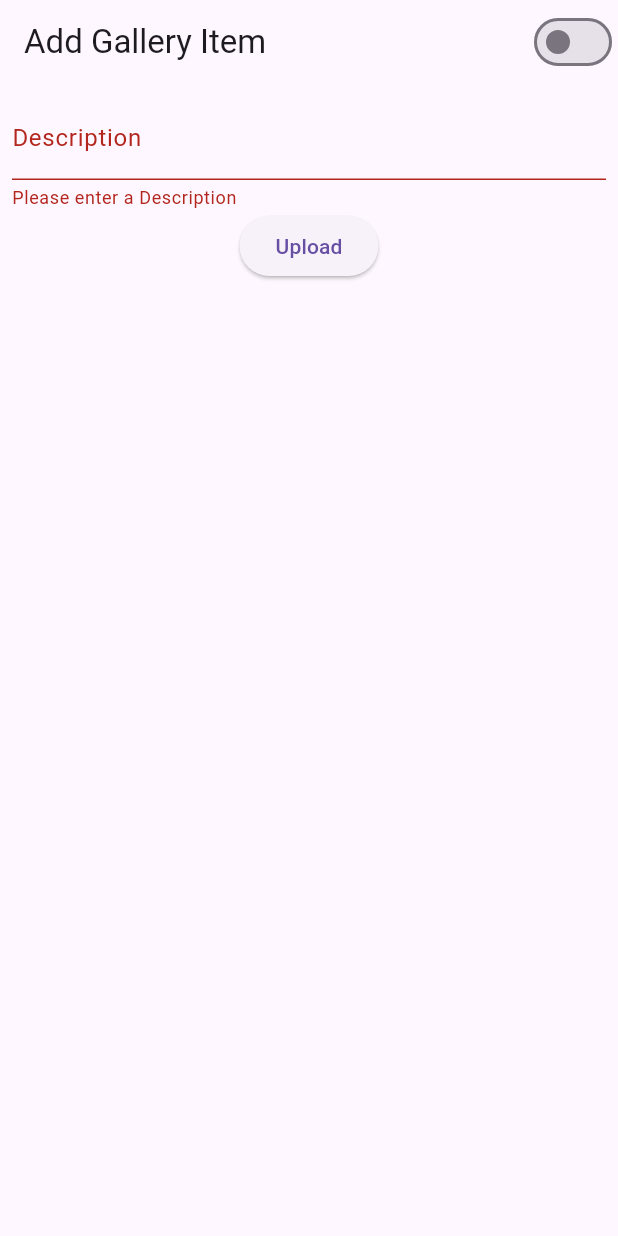
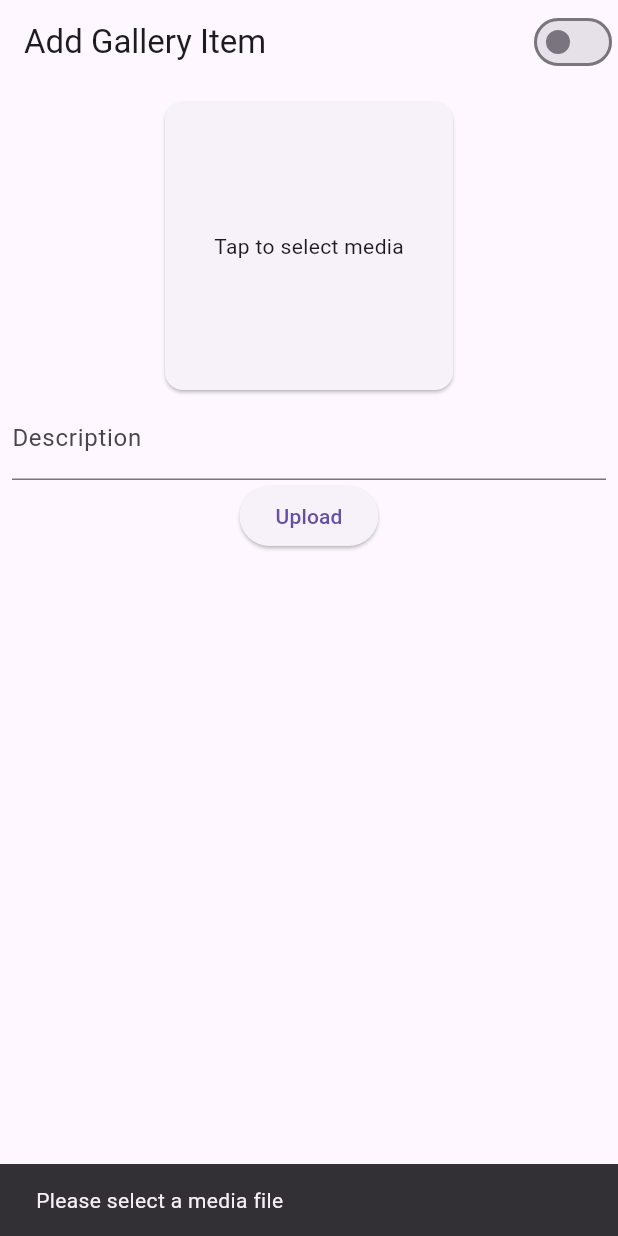
Before and after one commit to boinxi/hear_ai_demo, a Flutter app: the CreateGalleryItemPage screen opened by its route, after a tap on "Upload", on a phone screen of 412 x 824 dp. Run offline on Flutter 3.47's test engine with Material 3 defaults, Android fonts, the phone set to English and light mode, and no system bars; our stand-ins replace firebase_core, firebase_storage, flutter_riverpod, go_router, image_picker, sqflite; accounts and stored records are empty.

Commit message:
added firebase

```diff
--- a/lib/pages/create_gallery_item_page.dart
+++ b/lib/pages/create_gallery_item_page.dart
@@ -1,11 +1,15 @@
+import 'dart:io';
+
 import 'package:flutter/material.dart';
 import 'package:flutter_riverpod/flutter_riverpod.dart';
 import 'package:go_router/go_router.dart';
 import 'package:hear_ai_demo/components/theme_switch.dart';
 import 'package:hear_ai_demo/entities/gallary_item.dart';
 import 'package:hear_ai_demo/entities/gallary_item_type.dart';
+import 'package:hear_ai_demo/services/firebase_service.dart';
 import 'package:hear_ai_demo/state/home_page_providor.dart';
 import 'package:hear_ai_demo/util/validators.dart';
+import 'package:image_picker/image_picker.dart';
 
 class CreateGalleryItemPage extends ConsumerStatefulWidget {
   const CreateGalleryItemPage({Key? key}) : super(key: key);
@@ -17,6 +21,8 @@ class CreateGalleryItemPage extends ConsumerStatefulWidget {
 class _CreateGalleryItemPageState extends ConsumerState<CreateGalleryItemPage> {
   final GlobalKey<FormState> _formKey = GlobalKey<FormState>();
   final TextEditingController _descriptionController = TextEditingController();
+  XFile? _selectedFile;
+  double? _uploadProgress;
 
   @override
   Widget build(BuildContext context) {
@@ -31,15 +37,14 @@ class _CreateGalleryItemPageState extends ConsumerState<CreateGalleryItemPage> {
           key: _formKey,
           child: Column(
             children: [
-              TextFormField(
-                controller: _descriptionController,
-                decoration: const InputDecoration(labelText: 'Description'),
-                validator: createNonEmptyValidator('Description'),
-              ),
-              ElevatedButton(
-                onPressed: _submitForm,
-                child: const Text('Upload'),
-              ),
+              buildMediaPreview(),
+              buildDescriptionField(),
+              _uploadProgress != null
+                  ? buildUploadProgressIndicator()
+                  : ElevatedButton(
+                      onPressed: _submitForm,
+                      child: const Text('Upload'),
+                    ),
             ],
           ),
         ),
@@ -47,11 +52,66 @@ class _CreateGalleryItemPageState extends ConsumerState<CreateGalleryItemPage> {
     );
   }
 
+  Widget buildUploadProgressIndicator() => Padding(
+        padding: const EdgeInsets.symmetric(horizontal: 20, vertical: 10),
+        child: LinearProgressIndicator(value: _uploadProgress),
+      );
+
+  Widget buildDescriptionField() => TextFormField(
+        controller: _descriptionController,
+        decoration: const InputDecoration(labelText: 'Description'),
+        validator: createNonEmptyValidator('Description'),
+      );
+
+  Widget buildMediaPreview() => GestureDetector(
+        onTap: getImage,
+        child: SizedBox(
+          width: 200,
+          height: 200,
+          child: Card(
+            child: _selectedFile == null
+                ? const Center(child: Text('Tap to select media'))
+                : Image.file(
+                    File(_selectedFile!.path),
+                    fit: BoxFit.cover,
+                  ),
+          ),
+        ),
+      );
+
+  Future getImage() async {
+    final pickedFile = await ImagePicker().pickImage(source: ImageSource.gallery);
+
+    if (pickedFile != null) {
+      setState(() {
+        _selectedFile = pickedFile;
+      });
+    }
+  }
+
   void _submitForm() async {
+    if (_selectedFile == null) {
+      ScaffoldMessenger.of(context).showSnackBar(const SnackBar(content: Text('Please select a media file')));
+      return;
+    }
     if (_formKey.currentState!.validate()) {
+      setState(() {
+        _uploadProgress = 0.0;
+      });
+      String path = await uploadMedia(
+        File(_selectedFile!.path),
+        onProgress: (event) {
+          setState(() {
+            _uploadProgress = event.bytesTransferred / event.totalBytes;
+          });
+        },
+      );
+      setState(() {
+        _uploadProgress = null;
+      });
       GalleryItem newItem = GalleryItem(
         description: _descriptionController.text,
-        mediaUrl: 'https://picsum.photos/500/500',
+        mediaUrl: path,
         time: DateTime.now(),
         mediaType: GalleryItemType.image,
       );
--- /dev/null
+++ b/lib/services/firebase_service.dart
@@ -0,0 +1,15 @@
+import 'dart:io';
+
+import 'package:firebase_storage/firebase_storage.dart';
+import 'package:uuid/uuid.dart';
+
+Future<String> uploadMedia(File media, {void Function(TaskSnapshot)? onProgress}) async {
+  String id = Uuid().v4();
+  Reference storageReference = FirebaseStorage.instance.ref().child('uploads/$id.png');
+  UploadTask uploadTask = storageReference.putFile(media);
+
+  if (onProgress != null) uploadTask.snapshotEvents.listen(onProgress);
+
+  await uploadTask;
+  return await storageReference.getDownloadURL();
+}
--- a/pubspec.yaml
+++ b/pubspec.yaml
@@ -17,7 +17,11 @@ dev_dependencies:
   go_router: ^13.2.0
   sqflite: ^2.3.2
   flutter_riverpod: ^2.4.10
-
+  firebase_core: ^2.25.4
+  firebase_storage: ^11.6.5
+  cloud_firestore: ^4.15.4
+  image_picker: ^1.0.7
+  uuid: ^4.3.2
 
 dependency_overrides:
   material_color_utilities: ^0.8.0
```
Also changed, not shown: lib/main.dart (+7 -2 lines), lib/firebase_options.dart (added), pubspec.lock, 10 other files.
